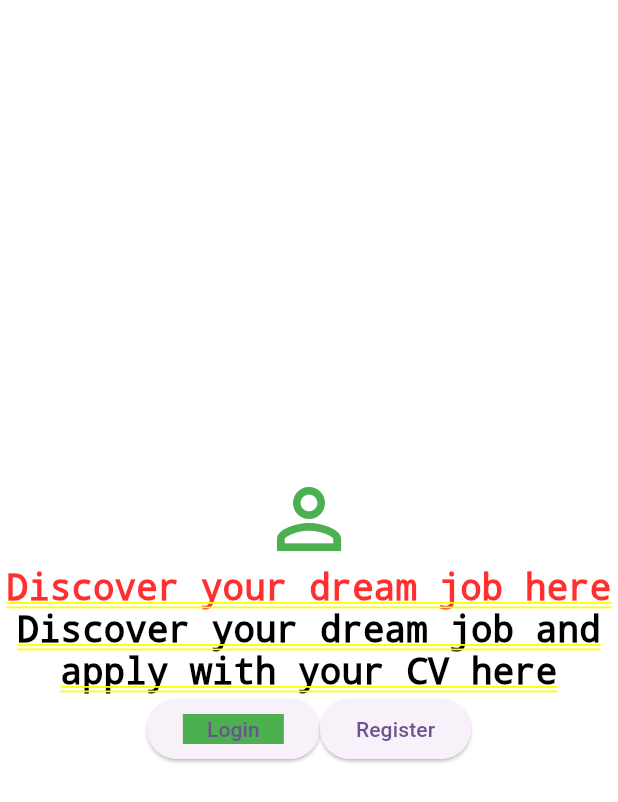
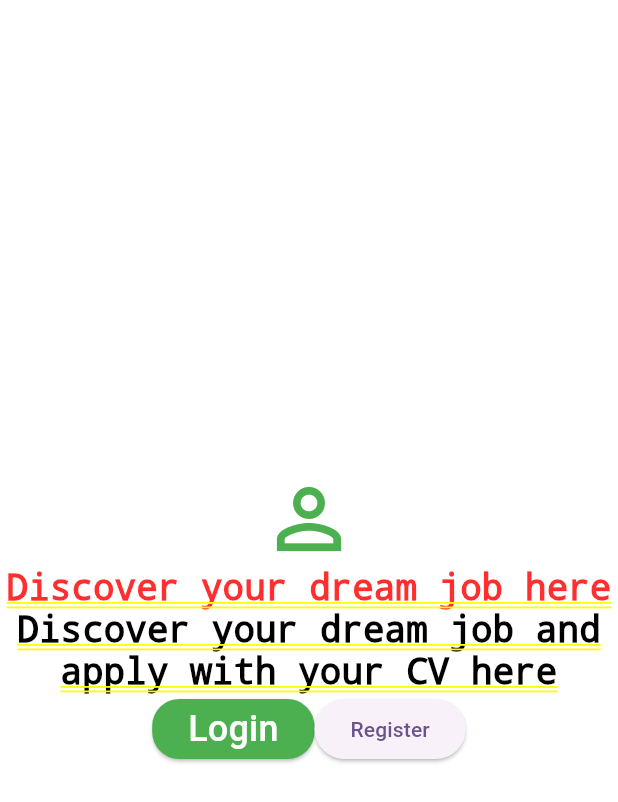
Before and after one commit to Samsonroyal/test-flutter-app, a Flutter app: the screen it shows after launch, on a phone screen of 412 x 824 dp. Shown: the top 802 px of the screen. Run offline on Flutter 3.47's test engine with Material 3 defaults, Android fonts, the light colour scheme and no system bars.

Commit message:
add styles to button

```diff
--- a/lib/my_home_page.dart
+++ b/lib/my_home_page.dart
@@ -38,11 +38,28 @@ class _MyHomePageState extends State<MyHomePage> {
 
           Row(
             mainAxisAlignment: MainAxisAlignment.center,
+
             children: [
-              ElevatedButton(onPressed: () {},
+              ElevatedButton(
+                onPressed: () {},
+                style: ButtonStyle(
+                  backgroundColor: MaterialStateProperty.all(Colors.green),
+                  shape: MaterialStateProperty.all<RoundedRectangleBorder>(
+                    RoundedRectangleBorder(
+                      borderRadius: BorderRadius.circular(18.0),
+                    )
+                  )
+                ),
+
                 child: Container(
-                  padding: const EdgeInsets.symmetric(horizontal: 16),
-                  child: const Text("Login"),
+
+                  child: Text(
+                    "Login",
+                    style: TextStyle(
+                      fontSize: 24,
+                      color: Colors.white
+                    ),
+                    ),
                   color: Colors.green
                 ),
               ),
```
